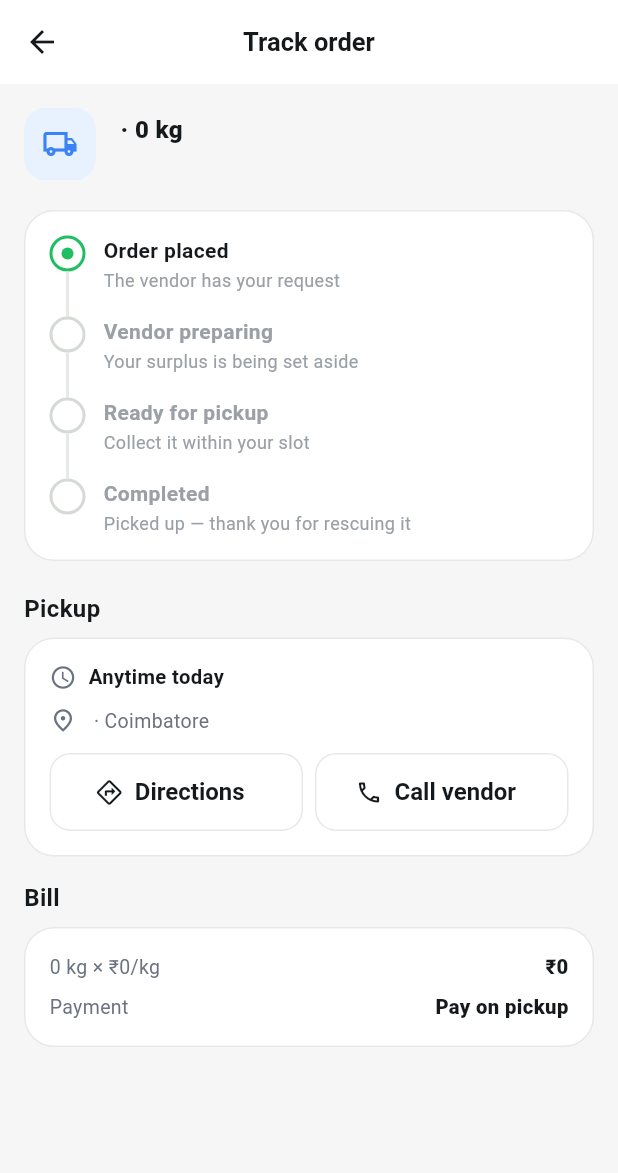
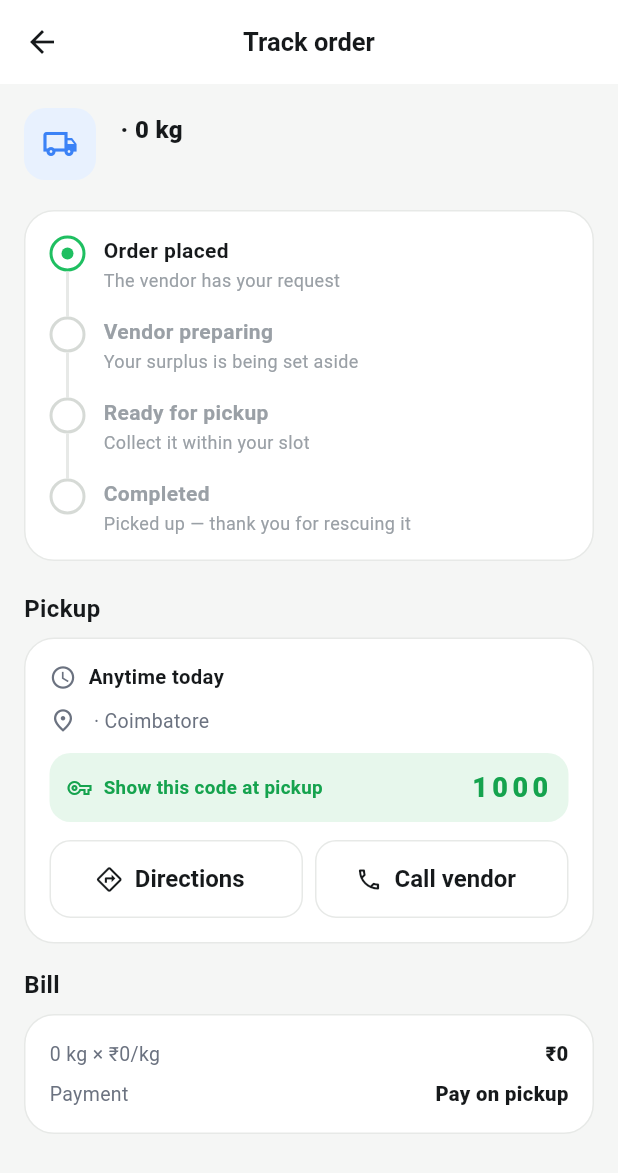
Before and after one commit to smriti51818/Revivo, a Flutter app: the OrderTrackingScreen screen opened directly with empty values, on a phone screen of 412 x 824 dp. Shown: the top 1173 px of the screen. Run offline on Flutter 3.47's test engine with Material 3 defaults, Android fonts, the phone set to English and light mode, and no system bars; our stand-ins replace flutter_riverpod, go_router, image_picker.

Commit message:
feat(seller): order fulfilment actions — mark ready/handed over, call buyer, handover code
The Orders tab was read-only. Give the vendor real fulfilment control:

- POST /orders/{id}/status (advance_order): owner-only manual advance to
  READY_FOR_PICKUP or COMPLETED, so a real seller drives handover instead of
  waiting on the demo timer
- Seller order card: 'Mark ready for pickup' -> 'Mark handed over' actions,
  a call-buyer button, and a 4-digit pickup handover code
- The same code shows on the buyer's tracking screen ('Show this code at
  pickup') — a pure function of the order id, so both sides match with no
  round-trip
- VendorOrdersRepository.advance (HTTP + in-memory) + provider wiring

flutter analyze clean, 21 tests green, ruff + cdk synth clean.
Needs cdk deploy Revivo-Api for the new route.

```diff
--- a/app/lib/features/buyer/domain/order.dart
+++ b/app/lib/features/buyer/domain/order.dart
@@ -76,6 +76,17 @@ class Order {
 
   bool get isRated => rating != null && rating! > 0;
 
+  /// A stable 4-digit pickup handover code derived from the order id — the buyer
+  /// shows it and the vendor confirms it at handover. Identical on both sides
+  /// with no round-trip, since it's a pure function of the id.
+  String get handoverCode {
+    var h = 0;
+    for (final c in id.codeUnits) {
+      h = (h * 31 + c) & 0x7fffffff;
+    }
+    return (h % 9000 + 1000).toString();
+  }
+
   /// Online orders are prepaid; pay-on-pickup settles at the vendor.
   PaymentStatus get paymentStatus => paymentMethod.toUpperCase() == 'PICKUP'
       ? PaymentStatus.payOnPickup
--- a/app/lib/features/buyer/order_tracking_screen.dart
+++ b/app/lib/features/buyer/order_tracking_screen.dart
@@ -269,6 +269,39 @@ class _OrderTrackingScreenState extends ConsumerState<OrderTrackingScreen> {
                   ),
                 ],
               ),
+              if (order.status != OrderStatus.completed) ...[
+                const SizedBox(height: AppSpacing.md),
+                Container(
+                  width: double.infinity,
+                  padding: const EdgeInsets.symmetric(
+                      horizontal: AppSpacing.md, vertical: 10),
+                  decoration: BoxDecoration(
+                    color: AppColors.primarySurface,
+                    borderRadius: BorderRadius.circular(AppRadius.md),
+                  ),
+                  child: Row(
+                    children: [
+                      const Icon(Icons.vpn_key_outlined,
+                          size: 16, color: AppColors.primaryDark),
+                      const SizedBox(width: 8),
+                      const Expanded(
+                        child: Text('Show this code at pickup',
+                            style: TextStyle(
+                                fontSize: 12.5,
+                                fontWeight: FontWeight.w600,
+                                color: AppColors.primaryDark)),
+                      ),
+                      Text(order.handoverCode,
+                          style: const TextStyle(
+                            fontSize: 18,
+                            fontWeight: FontWeight.w800,
+                            letterSpacing: 3,
+                            color: AppColors.primaryDark,
+                          )),
+                    ],
+                  ),
+                ),
+              ],
               const SizedBox(height: AppSpacing.md),
               Row(
                 children: [
```
Also changed, not shown: app/lib/features/seller/application/vendor_orders_providers.dart (+11 -0 lines), app/lib/features/seller/data/http_vendor_orders_repository.dart (+8 -1 lines), app/lib/features/seller/data/vendor_orders_repository.dart (+28 -0 lines), app/lib/features/seller/seller_orders_screen.dart (+97 -2 lines), 2 other files.
